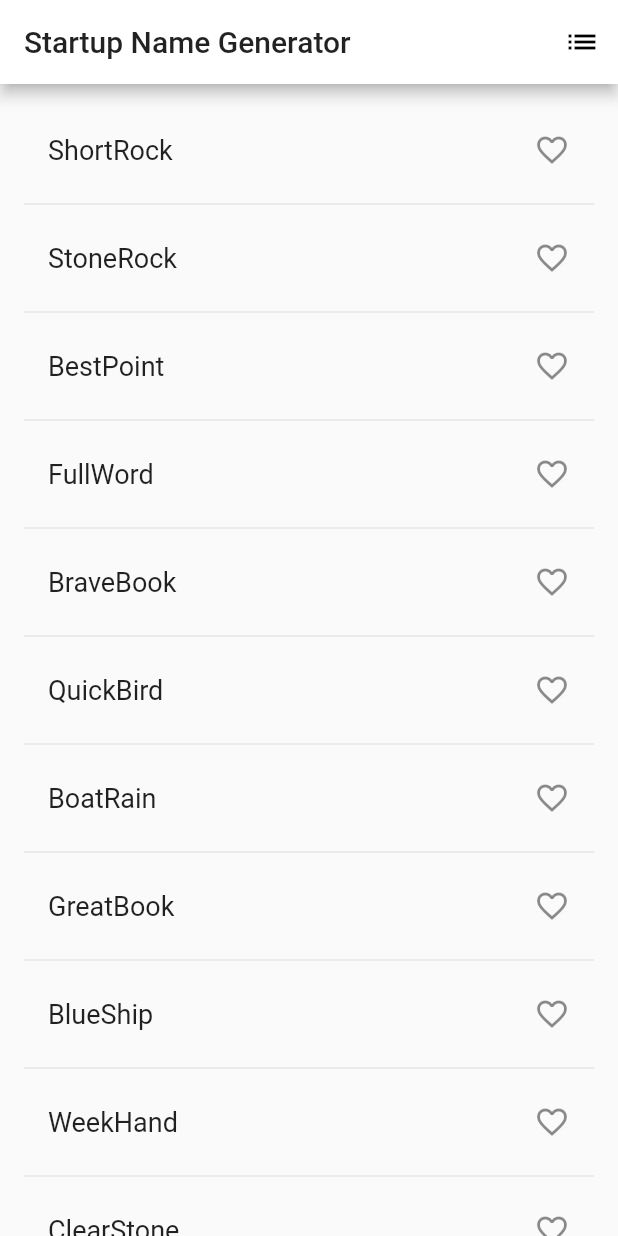
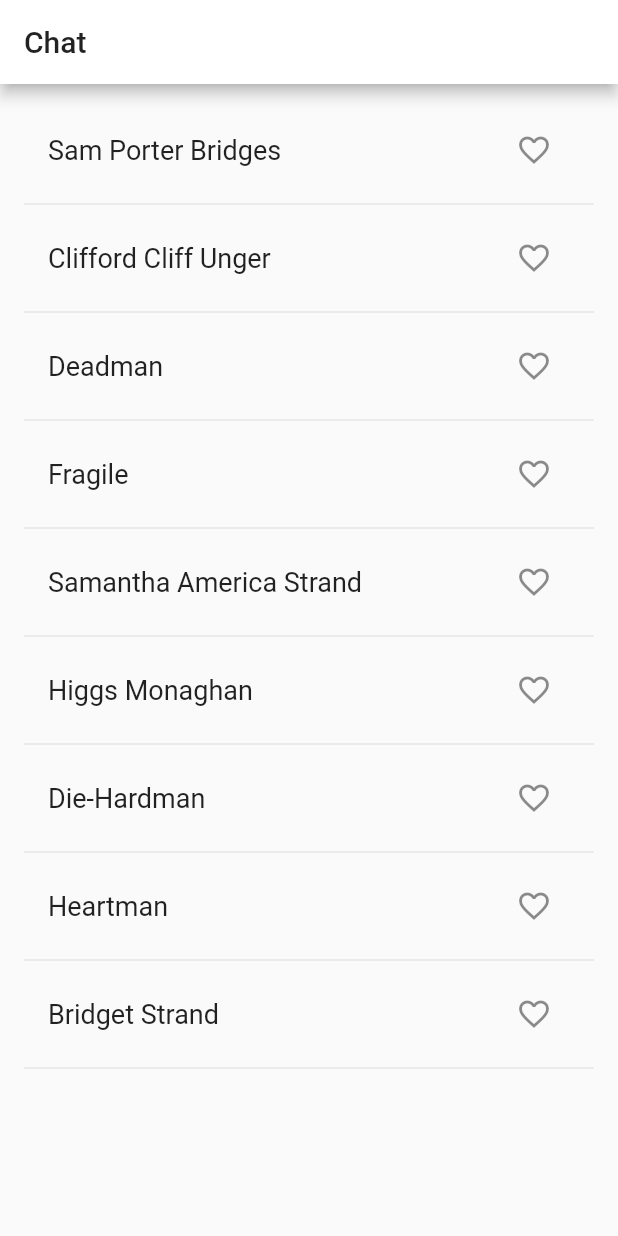
Before and after one commit to kimulaco/flutter-example, a Flutter app: the screen it shows after launch, on a phone screen of 412 x 824 dp. Run offline on Flutter 3.47's test engine with Material 2 defaults, Android fonts, the phone set to English and light mode, and no system bars.

Commit message:
update routing

```diff
--- a/lib/main.dart
+++ b/lib/main.dart
@@ -1,5 +1,6 @@
 import 'package:flutter/material.dart';
-import 'package:english_words/english_words.dart';
+import './pages/list.dart';
+import './pages/chat.dart';
 
 void main() => {
   runApp(MyApp())
@@ -9,107 +10,15 @@ class MyApp extends StatelessWidget {
   @override
   Widget build(BuildContext context) {
     return MaterialApp(
-      title: 'Startup Name Generator',
-      home: RandomWords(),
+      title: 'Chat',
       theme: ThemeData(
         primaryColor: Colors.white,
       ),
+      initialRoute: '/',
+      routes: <String, WidgetBuilder> {
+        '/': (BuildContext context) => ListPage(),
+        '/chat': (BuildContext context) => ChatPage(),
+      },
     );
   }
 }
-
-class RandomWords extends StatefulWidget {
-  @override
-  RandomWordsState createState() => RandomWordsState();
-}
-
-class RandomWordsState extends State<RandomWords> {
-  final List<WordPair> _suggestions = <WordPair>[];
-  final Set<WordPair> _saved = Set<WordPair>();
-  final _biggerFont = const TextStyle(fontSize: 18.0);
-
-  void _pushSaved() {
-    Navigator.of(context).push(
-      MaterialPageRoute<void>(
-        builder: (BuildContext context) {
-          final Iterable<ListTile> tiles = _saved.map((WordPair pair) {
-            return ListTile(
-              title: Text(
-                pair.asPascalCase,
-                style: _biggerFont,
-              ),
-            );
-          });
-          final List<Widget> divided = ListTile.divideTiles(
-            context: context,
-            tiles: tiles,
-          ).toList();
-
-          return Scaffold(
-            appBar: AppBar(
-              title: Text('Saved Suggestions'),
-            ),
-            body: ListView(children: divided),
-          );
-        },
-      ),
-    );
-  }
-
-  Widget _buildRow(WordPair pair) {
-    final bool alreadySaved = _saved.contains(pair);
-
-    return ListTile(
-      title: Text(
-        pair.asPascalCase,
-        style: _biggerFont,
-      ),
-      trailing: Icon(
-        alreadySaved ? Icons.favorite : Icons.favorite_border,
-        color: alreadySaved ? Colors.red : null,
-      ),
-      onTap: () {
-        setState(() {
-          if (alreadySaved) {
-            _saved.remove(pair);
-          } else {
-            _saved.add(pair);
-          }
-        });
-      },
-    );
-  }
-
-  Widget _buildSuggestions() {
-    return ListView.builder(
-      padding: const EdgeInsets.all(16.0),
-      itemBuilder: (context, i) {
-        if (i.isOdd) return Divider();
-
-        final index = i ~/ 2;
-
-        if (index >= _suggestions.length) {
-          _suggestions.addAll(generateWordPairs().take(10));
-        }
-
-        return _buildRow(_suggestions[index]);
-      }
-    );
-  }
-
-  @override
-  Widget build(BuildContext context) {
-    return Scaffold(
-      appBar: AppBar(
-        title: Text('Startup Name Generator'),
-        actions: <Widget>[
-          IconButton(
-            icon: Icon(Icons.list),
-            onPressed: _pushSaved,
-          ),
-        ],
-      ),
-      body: _buildSuggestions(),
-    );
-  }
-}
--- /dev/null
+++ b/lib/pages/list.dart
@@ -0,0 +1,68 @@
+import 'package:flutter/material.dart';
+
+final List<String> users = <String>[
+  'Sam Porter Bridges',
+  'Clifford Cliff Unger',
+  'Deadman',
+  'Fragile',
+  'Samantha America Strand',
+  'Higgs Monaghan',
+  'Die-Hardman',
+  'Heartman',
+  'Bridget Strand',
+];
+
+class ListPage extends StatefulWidget {
+  @override
+  ListPageState createState() => ListPageState();
+}
+
+class ListPageState extends State<ListPage> {
+  final Set<String> _saved = Set<String>();
+
+  Widget _createUserLink(String userName) {
+    final bool alreadySaved = _saved.contains(userName);
+
+    return ListTile(
+      title: Text(
+        userName,
+        style: TextStyle(fontSize: 18.0),
+      ),
+      trailing: IconButton(
+        icon: Icon(
+          alreadySaved ? Icons.favorite : Icons.favorite_border,
+          color: alreadySaved ? Colors.red : null,
+        ),
+        onPressed: () {
+          setState(() {
+            if (alreadySaved) {
+              _saved.remove(userName);
+            } else {
+              _saved.add(userName);
+            }
+          });
+        },
+      ),
+      onTap: () {
+        Navigator.pushNamed(context, '/chat', arguments: userName);
+      },
+    );
+  }
+
+  @override
+  Widget build(BuildContext context) {
+    return Scaffold(
+      appBar: AppBar(
+        title: Text('Chat'),
+      ),
+      body: ListView.builder(
+        padding: const EdgeInsets.all(16.0),
+        itemBuilder: (context, i) {
+          if (i.isOdd) return Divider();
+          return _createUserLink(users[i ~/ 2]);
+        },
+        itemCount: (users.length * 2),
+      ),
+    );
+  }
+}
```
Also changed, not shown: lib/pages/chat.dart (added, +25 -0 lines).
